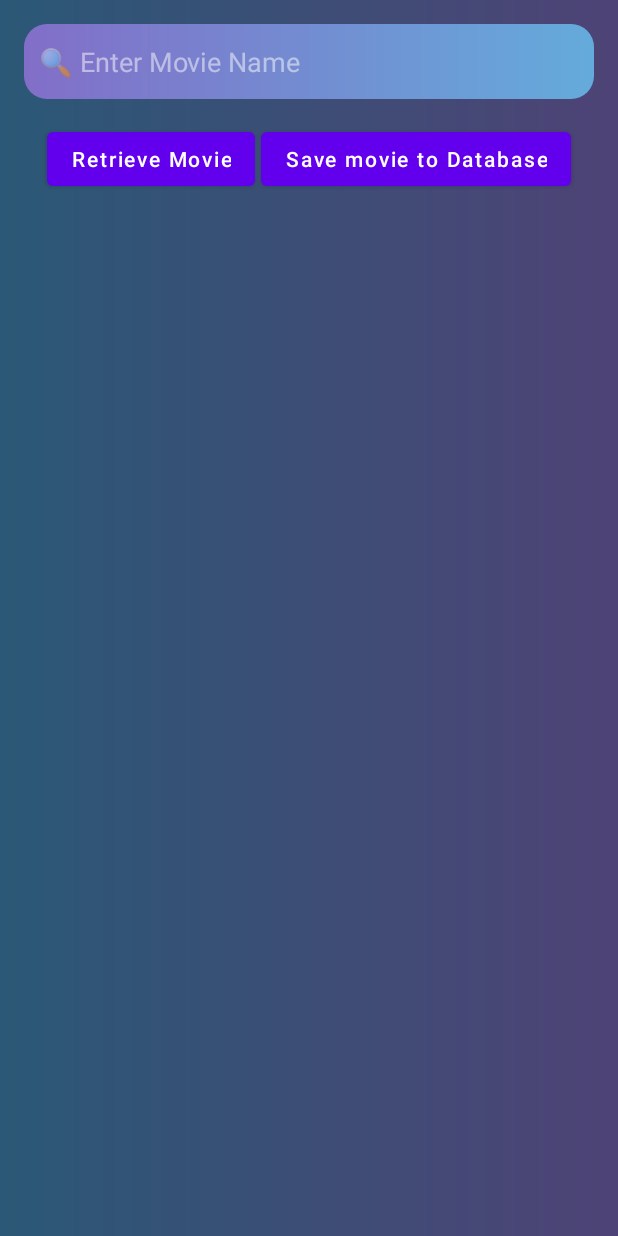
After one commit to pAkalpa/Movie_Explorer, an Android app: the layout activity_search_for_movies.xml on its own in the app's theme, with its tools: preview values and no code run, on a phone screen of 412 x 824 dp. The commit adds this screen. Run offline under Robolectric (Android 15) with nearby library versions, the phone set to English and light mode, and no system bars.

Commit message:
:art: Add Activities for Search

```diff
--- /dev/null
+++ b/app/src/main/java/me/pasindu/movieexplorer/SearchForActors.kt
@@ -0,0 +1,11 @@
+package me.pasindu.movieexplorer
+
+import androidx.appcompat.app.AppCompatActivity
+import android.os.Bundle
+
+class SearchForActors : AppCompatActivity() {
+    override fun onCreate(savedInstanceState: Bundle?) {
+        super.onCreate(savedInstanceState)
+        setContentView(R.layout.activity_search_for_actors)
+    }
+}
--- /dev/null
+++ b/app/src/main/java/me/pasindu/movieexplorer/SearchForMovies.kt
@@ -0,0 +1,11 @@
+package me.pasindu.movieexplorer
+
+import androidx.appcompat.app.AppCompatActivity
+import android.os.Bundle
+
+class SearchForMovies : AppCompatActivity() {
+    override fun onCreate(savedInstanceState: Bundle?) {
+        super.onCreate(savedInstanceState)
+        setContentView(R.layout.activity_search_for_movies)
+    }
+}
--- a/app/src/main/java/me/pasindu/movieexplorer/data/Movie.kt
+++ b/app/src/main/java/me/pasindu/movieexplorer/data/Movie.kt
@@ -15,6 +15,7 @@ data class Movie(
     val genre: String = "",
     val director: String = "",
     val writer: String = "",
+    val actors: String = "",
     val plot: String = "",
     val posterURL: String = ""
 )
--- /dev/null
+++ b/app/src/main/res/drawable/detail_container.xml
@@ -0,0 +1,8 @@
+<?xml version="1.0" encoding="utf-8"?>
+<shape xmlns:android="http://schemas.android.com/apk/res/android">
+    <gradient
+        android:type="linear"
+        android:angle="0"
+        android:startColor="#2B5876"
+        android:endColor="#4E4376" />
+</shape>
--- /dev/null
+++ b/app/src/main/res/drawable/round_outline.xml
@@ -0,0 +1,5 @@
+<shape xmlns:android="http://schemas.android.com/apk/res/android"
+    android:shape="rectangle">
+    <corners android:radius="10dp" />
+
+</shape>
--- /dev/null
+++ b/app/src/main/res/drawable/search_bar.xml
@@ -0,0 +1,17 @@
+<?xml version="1.0" encoding="utf-8"?>
+<shape xmlns:android="http://schemas.android.com/apk/res/android">
+    <gradient
+        android:type="linear"
+        android:angle="0"
+        android:startColor="#826EC8"
+        android:endColor="#64ABDB" />
+
+    <padding
+        android:top="5dp"
+        android:bottom="5dp"
+        android:left="10dp"
+        android:right="5dp"/>
+
+    <corners
+        android:radius="15dp" />
+</shape>
--- /dev/null
+++ b/app/src/main/res/layout/activity_search_for_actors.xml
@@ -0,0 +1,9 @@
+<?xml version="1.0" encoding="utf-8"?>
+<androidx.constraintlayout.widget.ConstraintLayout xmlns:android="http://schemas.android.com/apk/res/android"
+    xmlns:app="http://schemas.android.com/apk/res-auto"
+    xmlns:tools="http://schemas.android.com/tools"
+    android:layout_width="match_parent"
+    android:layout_height="match_parent"
+    tools:context=".SearchForActors">
+
+</androidx.constraintlayout.widget.ConstraintLayout>
--- /dev/null
+++ b/app/src/main/res/layout/activity_search_for_movies.xml
@@ -0,0 +1,380 @@
+<?xml version="1.0" encoding="utf-8"?>
+<LinearLayout xmlns:android="http://schemas.android.com/apk/res/android"
+    xmlns:app="http://schemas.android.com/apk/res-auto"
+    xmlns:tools="http://schemas.android.com/tools"
+    android:layout_width="match_parent"
+    android:layout_height="match_parent"
+    android:gravity="top|center"
+    android:background="@drawable/detail_container"
+    android:orientation="vertical"
+    tools:context=".SearchForMovies">
+
+    <EditText
+        android:layout_width="match_parent"
+        android:layout_height="50dp"
+        android:layout_margin="16dp"
+        android:background="@drawable/search_bar"
+        android:hint="@string/enter_movie_name"
+        android:textColorHint="@color/whiteHint"
+        android:inputType="text"
+        android:autofillHints="" />
+
+    <LinearLayout
+        android:layout_width="match_parent"
+        android:layout_height="wrap_content"
+        android:gravity="center"
+        android:orientation="horizontal">
+
+        <Button
+            android:id="@+id/retrieveButton"
+            android:layout_width="wrap_content"
+            android:layout_height="wrap_content"
+            android:layout_marginEnd="2dp"
+            android:text="@string/retrieve_movie"
+            android:textAllCaps="false" />
+
+        <Button
+            android:id="@+id/saveButton"
+            android:layout_width="wrap_content"
+            android:layout_height="wrap_content"
+            android:layout_marginStart="2dp"
+            android:text="@string/save_movie_to_database"
+            android:textAllCaps="false" />
+
+    </LinearLayout>
+
+    <LinearLayout
+        android:layout_width="match_parent"
+        android:layout_height="match_parent"
+        android:gravity="center_horizontal"
+        android:orientation="vertical">
+
+        <ImageView
+            android:id="@+id/posterIv"
+            android:layout_width="120dp"
+            android:layout_height="180dp"
+            android:layout_marginTop="20dp"
+            android:adjustViewBounds="true"
+            android:background="@drawable/round_outline"
+            android:clipToOutline="true"
+            android:visibility="gone"
+            android:scaleType="centerInside"
+            android:src="@drawable/sample" />
+
+        <LinearLayout
+            android:id="@+id/detailLl"
+            android:layout_width="match_parent"
+            android:layout_height="match_parent"
+            android:gravity="center_horizontal"
+            android:visibility="gone"
+            android:layout_margin="20dp"
+            android:orientation="vertical">
+
+            <LinearLayout
+                android:layout_width="match_parent"
+                android:layout_height="wrap_content"
+                android:gravity="center"
+                android:orientation="horizontal">
+
+                <TextView
+                    android:layout_width="70dp"
+                    android:layout_height="wrap_content"
+                    android:text="Title"
+                    android:textAlignment="viewStart"
+                    android:textColor="@color/white" />
+
+                <TextView
+                    android:layout_width="wrap_content"
+                    android:layout_height="wrap_content"
+                    android:textColor="@color/white"
+                    android:text=": " />
+
+                <TextView
+                    android:id="@+id/titleTv"
+                    android:layout_width="match_parent"
+                    android:layout_height="wrap_content"
+                    android:text="Matrix"
+                    android:textAlignment="viewStart"
+                    android:textColor="@color/white" />
+
+            </LinearLayout>
+
+            <LinearLayout
+                android:layout_width="match_parent"
+                android:layout_height="wrap_content"
+                android:gravity="center"
+                android:orientation="horizontal">
+
+                <TextView
+                    android:layout_width="70dp"
+                    android:layout_height="wrap_content"
+                    android:text="Year"
+                    android:textAlignment="viewStart"
+                    android:textColor="@color/white" />
+
+                <TextView
+                    android:layout_width="wrap_content"
+                    android:layout_height="wrap_content"
+                    android:textColor="@color/white"
+                    android:text=": " />
+
+                <TextView
+                    android:id="@+id/yearTv"
+                    android:layout_width="match_parent"
+                    android:layout_height="wrap_content"
+                    android:text="1999"
+                    android:textAlignment="viewStart"
+                    android:textColor="@color/white" />
+
+            </LinearLayout>
+
+            <LinearLayout
+                android:layout_width="match_parent"
+                android:layout_height="wrap_content"
+                android:gravity="center"
+                android:orientation="horizontal">
+
+                <TextView
+                    android:layout_width="70dp"
+                    android:layout_height="wrap_content"
+                    android:text="Rated"
+                    android:textAlignment="viewStart"
+                    android:textColor="@color/white" />
+
+                <TextView
+                    android:layout_width="wrap_content"
+                    android:layout_height="wrap_content"
+                    android:textColor="@color/white"
+                    android:text=": " />
+
+                <TextView
+                    android:id="@+id/ratedTv"
+                    android:layout_width="match_parent"
+                    android:layout_height="wrap_content"
+                    android:text="R"
+                    android:textAlignment="viewStart"
+                    android:textColor="@color/white" />
+
+            </LinearLayout>
+
+            <LinearLayout
+                android:layout_width="match_parent"
+                android:layout_height="wrap_content"
+                android:gravity="center"
+                android:orientation="horizontal">
+
+                <TextView
+                    android:layout_width="70dp"
+                    android:layout_height="wrap_content"
+                    android:text="Released"
+                    android:textAlignment="viewStart"
+                    android:textColor="@color/white" />
+
+                <TextView
+                    android:layout_width="wrap_content"
+                    android:layout_height="wrap_content"
+                    android:textColor="@color/white"
+                    android:text=": " />
+
+                <TextView
+                    android:id="@+id/releasedTv"
+                    android:layout_width="match_parent"
+                    android:layout_height="wrap_content"
+                    android:text="31 Mar 1999"
+                    android:textAlignment="viewStart"
+                    android:textColor="@color/white" />
+
+            </LinearLayout>
+
+            <LinearLayout
+                android:layout_width="match_parent"
+                android:layout_height="wrap_content"
+                android:gravity="center"
+                android:orientation="horizontal">
+
+                <TextView
+                    android:layout_width="70dp"
+                    android:layout_height="wrap_content"
+                    android:text="Runtime"
+                    android:textAlignment="viewStart"
+                    android:textColor="@color/white" />
+
+                <TextView
+                    android:layout_width="wrap_content"
+                    android:layout_height="wrap_content"
+                    android:textColor="@color/white"
+                    android:text=": " />
+
+                <TextView
+                    android:id="@+id/runtimeTv"
+                    android:layout_width="match_parent"
+                    android:layout_height="wrap_content"
+                    android:text="136 min"
+                    android:textAlignment="viewStart"
+                    android:textColor="@color/white" />
+
+            </LinearLayout>
+
+            <LinearLayout
+                android:layout_width="match_parent"
+                android:layout_height="wrap_content"
+                android:gravity="center"
+                android:orientation="horizontal">
+
+                <TextView
+                    android:layout_width="70dp"
+                    android:layout_height="wrap_content"
+                    android:text="Genre"
+                    android:textAlignment="viewStart"
+                    android:textColor="@color/white" />
+
+                <TextView
+                    android:layout_width="wrap_content"
+                    android:layout_height="wrap_content"
+                    android:textColor="@color/white"
+                    android:text=": " />
+
+                <TextView
+                    android:id="@+id/genreTv"
+                    android:layout_width="match_parent"
+                    android:layout_height="wrap_content"
+                    android:text="Action, Sci-Fi"
+                    android:textAlignment="viewStart"
+                    android:textColor="@color/white" />
+
+            </LinearLayout>
+
+            <LinearLayout
+                android:layout_width="match_parent"
+                android:layout_height="wrap_content"
+                android:gravity="center_horizontal"
+                android:orientation="horizontal">
+
+                <TextView
+                    android:layout_width="70dp"
+                    android:layout_height="wrap_content"
+                    android:text="Director"
+                    android:textAlignment="viewStart"
+                    android:textColor="@color/white" />
+
+                <TextView
+                    android:layout_width="wrap_content"
+                    android:layout_height="wrap_content"
+                    android:textColor="@color/white"
+                    android:text=": " />
+
+                <TextView
+                    android:id="@+id/directorsTv"
+                    android:layout_width="match_parent"
+                    android:layout_height="wrap_content"
+                    android:text="Lana Wachowski, Lilly Wachowski"
+                    android:textAlignment="viewStart"
+                    android:textColor="@color/white" />
+
+            </LinearLayout>
+
+            <LinearLayout
+                android:layout_width="match_parent"
+                android:layout_height="wrap_content"
+                android:gravity="center_horizontal"
+                android:orientation="horizontal">
+
+                <TextView
+                    android:layout_width="70dp"
+                    android:layout_height="wrap_content"
+                    android:text="Writer"
+                    android:textAlignment="viewStart"
+                    android:textColor="@color/white" />
+
+                <TextView
+                    android:layout_width="wrap_content"
+                    android:layout_height="wrap_content"
+                    android:textColor="@color/white"
+                    android:text=": " />
+
+                <TextView
+                    android:id="@+id/writersTv"
+                    android:layout_width="match_parent"
+                    android:layout_height="wrap_content"
+                    android:text="Lilly Wachowski, Lana Wachowski"
+                    android:textAlignment="viewStart"
+                    android:textColor="@color/white" />
+
+            </LinearLayout>
+
+            <LinearLayout
+                android:layout_width="match_parent"
+                android:layout_height="wrap_content"
+                android:gravity="center_horizontal"
+                android:orientation="horizontal">
+
+                <TextView
+                    android:layout_width="70dp"
+                    android:layout_height="wrap_content"
+                    android:text="Actors"
+                    android:textAlignment="viewStart"
+                    android:textColor="@color/white" />
+
+                <TextView
+                    android:layout_width="wrap_content"
+                    android:layout_height="wrap_content"
+                    android:textColor="@color/white"
+                    android:text=": " />
+
+                <TextView
+                    android:id="@+id/actorsTv"
+                    android:layout_width="match_parent"
+                    android:layout_height="wrap_content"
+                    android:text="Keanu Reeves, Laurence Fishburne, Carrie-Anne Moss"
+                    android:textAlignment="viewStart"
+                    android:textColor="@color/white" />
+
+            </LinearLayout>
+
+            <LinearLayout
+                android:layout_width="match_parent"
+                android:layout_height="wrap_content"
+                android:gravity="center_horizontal"
+                android:layout_marginTop="5dp"
+                android:orientation="horizontal">
+
+                <TextView
+                    android:layout_width="70dp"
+                    android:layout_height="wrap_content"
+                    android:text="Plot"
+                    android:textAlignment="viewStart"
+                    android:textColor="@color/white" />
+
+                <TextView
+                    android:layout_width="wrap_content"
+                    android:layout_height="wrap_content"
+                    android:textColor="@color/white"
+                    android:text=": " />
+
+                <TextView
+                    android:id="@+id/plotTv"
+                    android:layout_width="match_parent"
+                    android:layout_height="wrap_content"
+                    android:text="When a beautiful stranger leads computer hacker Neo to a
+forbidding underworld, he discovers the shocking truth--the life he
+knows is the elaborate deception of an evil cyber-intelligence."
+                    android:textAlignment="viewStart"
+                    android:textColor="@color/white" />
+
+            </LinearLayout>
+
+        </LinearLayout>
+
+    </LinearLayout>
+
+    <!--    <ImageView-->
+    <!--        android:layout_width="300dp"-->
+    <!--        android:layout_height="450dp"-->
+    <!--        android:adjustViewBounds="true"-->
+    <!--        android:background="@drawable/round_outline"-->
+    <!--        android:clipToOutline="true"-->
+    <!--        android:scaleType="centerInside"-->
+    <!--        android:src="@drawable/sample" />-->
+
+
+</LinearLayout>
--- a/app/src/main/res/values/colors.xml
+++ b/app/src/main/res/values/colors.xml
@@ -7,4 +7,5 @@
     <color name="teal_700">#FF018786</color>
     <color name="black">#FF000000</color>
     <color name="white">#FFFFFFFF</color>
+    <color name="whiteHint">#80FFFFFF</color>
 </resources>
--- a/app/src/main/res/values/strings.xml
+++ b/app/src/main/res/values/strings.xml
@@ -3,4 +3,7 @@
     <string name="amtDB">Add Movies to DB</string>
     <string name="sfm">Search for Movies</string>
     <string name="sfa">Search for Actors</string>
+    <string name="retrieve_movie">Retrieve Movie</string>
+    <string name="save_movie_to_database">Save movie to Database</string>
+    <string name="enter_movie_name">🔍 Enter Movie Name</string>
 </resources>
```
